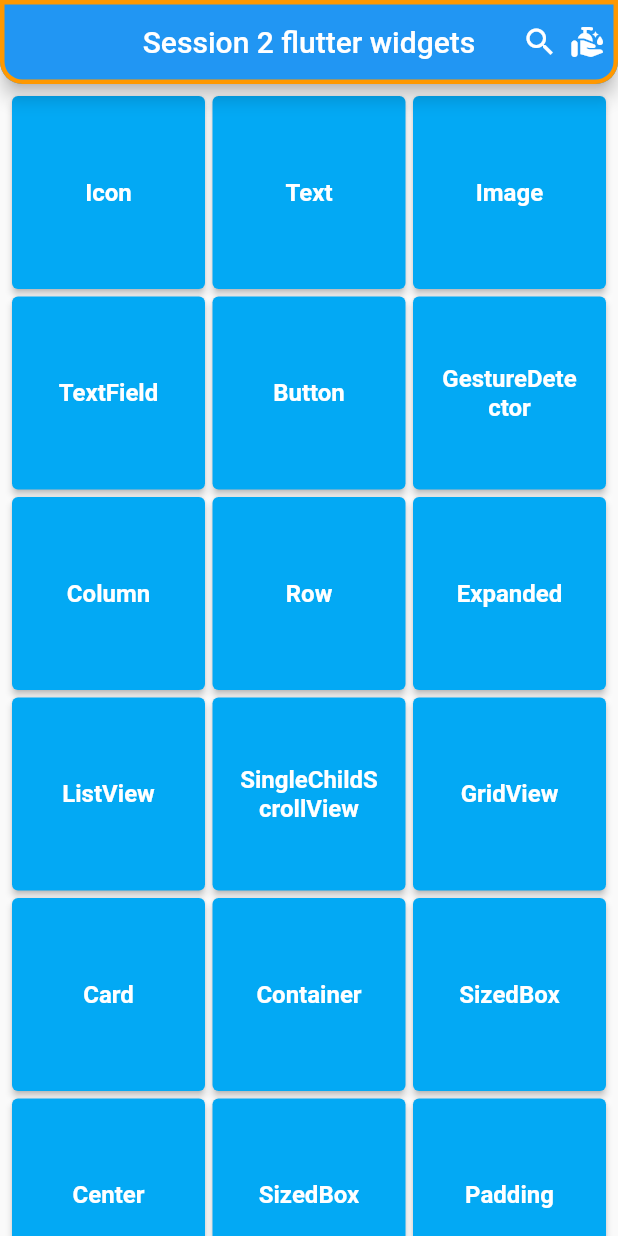
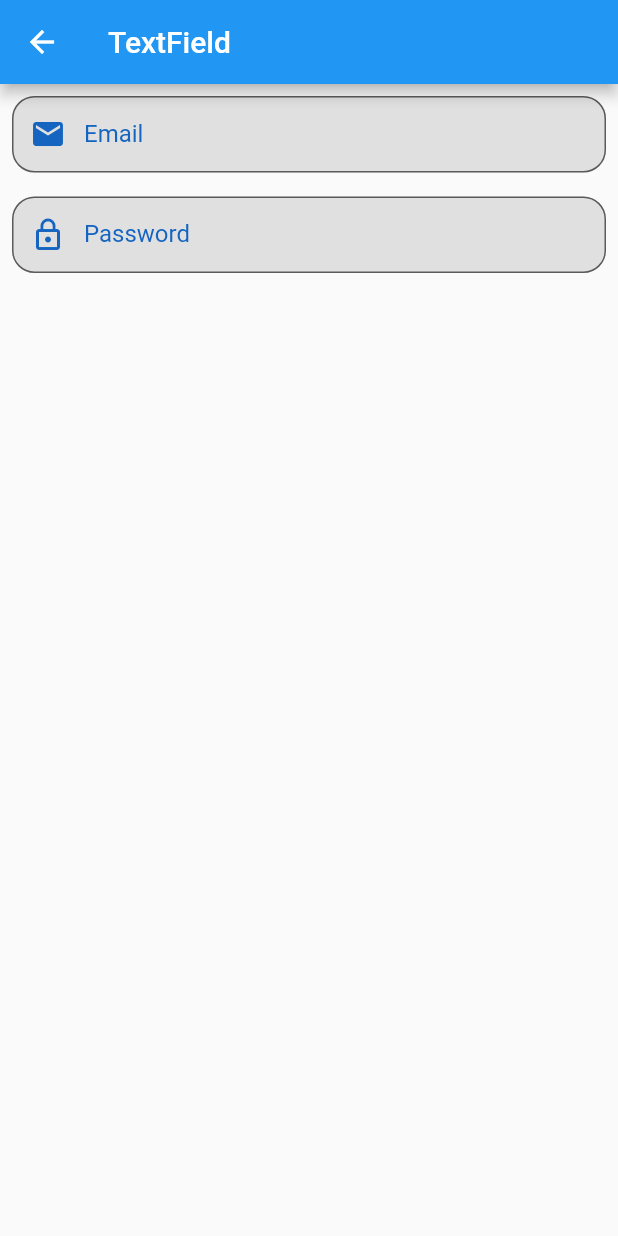
Before and after one commit to sherifhasan/flutter_introduction, a Flutter app: the screen it shows after launch, after a tap on "TextField", on a phone screen of 412 x 824 dp. Run offline on Flutter 3.47's test engine with Material 2 defaults, Android fonts, the phone set to English and light mode, and no system bars.

Commit message:
Add TextField

```diff
--- a/lib/main.dart
+++ b/lib/main.dart
@@ -1,6 +1,7 @@
 import 'package:flutter/material.dart';
 import 'package:widgets_samples/widgets/image.dart';
 import 'package:widgets_samples/widgets/row.dart';
+import 'package:widgets_samples/widgets/text_field.dart';
 
 import 'widgets/icon.dart';
 import 'widgets/text.dart';
@@ -95,7 +96,12 @@ class MyHomePage extends StatelessWidget {
             ),
             GridItemChild(
               title: 'TextField',
-              onPressed: () {},
+              onPressed: () {
+                Navigator.push(
+                    context,
+                    MaterialPageRoute(
+                        builder: (context) => TextFieldWidget(title: 'TextField')));
+              },
             ),
             GridItemChild(
               title: 'Button',
--- /dev/null
+++ b/lib/widgets/text_field.dart
@@ -0,0 +1,99 @@
+import 'package:flutter/material.dart';
+
+class TextFieldWidget extends StatefulWidget {
+  TextFieldWidget({required this.title});
+
+  final String title;
+
+  @override
+  _TextFieldWidgetState createState() => _TextFieldWidgetState();
+}
+
+class _TextFieldWidgetState extends State<TextFieldWidget> {
+  final emailTextFieldController = TextEditingController();
+
+  final passwordTextFieldController = TextEditingController();
+
+  final FocusNode passwordFocusNode = FocusNode();
+
+  final FocusNode emailFocusNode = FocusNode();
+
+  bool validateEmail = true,validatePassword = true;
+
+  @override
+  Widget build(BuildContext context) {
+    return Scaffold(
+      appBar: AppBar(
+        title: Text(widget.title),
+      ),
+      body: Center(
+        child: Column(
+          children: [
+            Padding(
+              padding: const EdgeInsets.all(8.0),
+              child: TextField(
+                focusNode: emailFocusNode,
+                controller: emailTextFieldController,
+                onEditingComplete: () =>
+                    FocusScope.of(context).requestFocus(passwordFocusNode),
+                keyboardType: TextInputType.emailAddress,
+                textInputAction: TextInputAction.next,
+                style: TextStyle(fontSize: 16.0, color: Colors.black),
+                decoration: InputDecoration(
+                  fillColor: Colors.grey[300],
+                  hintText: "Email",
+                  labelText: "Email",
+                  labelStyle: TextStyle(color: Colors.blue[800]),
+                  border: OutlineInputBorder(
+                    borderRadius: BorderRadius.circular(15),
+                    borderSide: BorderSide(
+                      style: BorderStyle.solid,
+                    ),
+                  ),
+                  errorText: !validateEmail ? "Email is wrong" : null,
+                  prefixIcon: Icon(Icons.email, color: Colors.blue[800]),
+                  filled: true,
+                  contentPadding: EdgeInsets.all(16),
+                ),
+              ),
+            ),
+            Padding(
+              padding: const EdgeInsets.all(8.0),
+              child: TextField(
+                focusNode: passwordFocusNode,
+                controller: passwordTextFieldController,
+                onSubmitted: (value) {
+                  setState(() {
+                    validateEmail =
+                        emailTextFieldController.value.text.length > 10;
+                    validatePassword =
+                        passwordTextFieldController.value.text.length > 6;
+                  });
+                },
+                keyboardType: TextInputType.text,
+                textInputAction: TextInputAction.done,
+                style: TextStyle(fontSize: 16.0, color: Colors.black),
+                decoration: InputDecoration(
+                  fillColor: Colors.grey[300],
+                  hintText: "Password",
+                  labelText: "Password",
+                  labelStyle: TextStyle(color: Colors.blue[800]),
+                  border: OutlineInputBorder(
+                    borderRadius: BorderRadius.circular(15),
+                    borderSide: BorderSide(
+                      style: BorderStyle.solid,
+                    ),
+                  ),
+                  errorText: !validatePassword ? "password is wrong" : null,
+                  prefixIcon: Icon(Icons.lock_outline, color: Colors.blue[800]),
+                  filled: true,
+                  contentPadding: EdgeInsets.all(16),
+                ),
+              ),
+            ),
+          ],
+        ),
+      ),
+    );
+  }
+}
```
